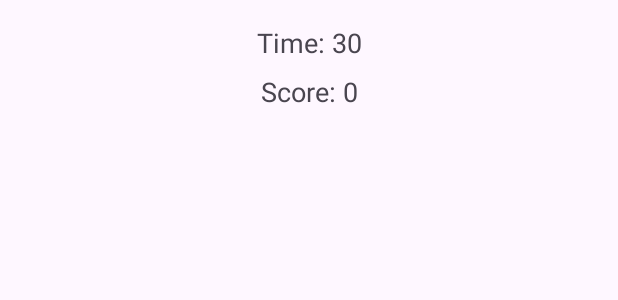
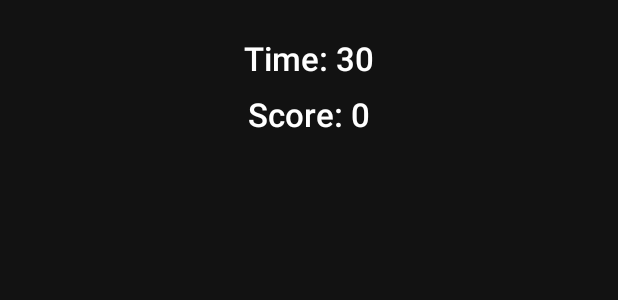
Before and after one commit to itayco123/Myfinalgame, an Android app: the layout activity_game.xml on its own in the app's theme, with its tools: preview values and no code run, on a phone screen of 412 x 824 dp. Shown: the top 300 px of the screen. Run offline under Robolectric (Android 15) with nearby library versions, the light colour scheme and no system bars.

```diff
--- a/app/build.gradle
+++ b/app/build.gradle
@@ -42,6 +42,8 @@ dependencies {
     testImplementation 'junit:junit:4.13.2'
     androidTestImplementation 'androidx.test.ext:junit:1.1.5'
     androidTestImplementation 'androidx.test.espresso:espresso-core:3.5.1'
+    implementation 'androidx.gridlayout:gridlayout:1.0.0'
+
 
 
 
--- a/app/src/main/res/layout/activity_game.xml
+++ b/app/src/main/res/layout/activity_game.xml
@@ -4,40 +4,50 @@
     xmlns:tools="http://schemas.android.com/tools"
     android:layout_width="match_parent"
     android:layout_height="match_parent"
+    android:background="@color/backgroundColor"
     tools:context=".GameActivity">
 
+    <!-- Timer Text -->
     <TextView
         android:id="@+id/timerText"
         android:layout_width="wrap_content"
         android:layout_height="wrap_content"
         android:text="Time: 30"
-        android:textSize="18sp"
+        android:textSize="22sp"
+        android:textColor="@color/primaryTextColor"
+        android:fontFamily="sans-serif-medium"
         app:layout_constraintTop_toTopOf="parent"
         app:layout_constraintStart_toStartOf="parent"
         app:layout_constraintEnd_toEndOf="parent"
-        android:layout_marginTop="16dp" />
+        android:layout_marginTop="24dp" />
 
+    <!-- Score Text -->
     <TextView
         android:id="@+id/scoreText"
         android:layout_width="wrap_content"
         android:layout_height="wrap_content"
         android:text="Score: 0"
-        android:textSize="18sp"
+        android:textSize="22sp"
+        android:textColor="@color/primaryTextColor"
+        android:fontFamily="sans-serif-medium"
         app:layout_constraintTop_toBottomOf="@id/timerText"
         app:layout_constraintStart_toStartOf="parent"
         app:layout_constraintEnd_toEndOf="parent"
         android:layout_marginTop="8dp" />
 
-    <GridLayout
+    <!-- 3x3 Grid for the Game -->
+    <androidx.gridlayout.widget.GridLayout
         android:id="@+id/gridLayout"
-        android:layout_width="0dp"
-        android:layout_height="0dp"
-        android:columnCount="3"
-        android:rowCount="3"
-        android:layout_margin="16dp"
+        android:layout_width="wrap_content"
+        android:layout_height="wrap_content"
+        app:columnCount="3"
+        app:rowCount="3"
+        android:layout_margin="20dp"
         app:layout_constraintTop_toBottomOf="@id/scoreText"
         app:layout_constraintStart_toStartOf="parent"
         app:layout_constraintEnd_toEndOf="parent"
-        app:layout_constraintBottom_toBottomOf="parent" />
+        app:layout_constraintBottom_toBottomOf="parent"
+        android:gravity="center" />
+
 
 </androidx.constraintlayout.widget.ConstraintLayout>
--- a/app/src/main/res/values/colors.xml
+++ b/app/src/main/res/values/colors.xml
@@ -1,5 +1,5 @@
 <?xml version="1.0" encoding="utf-8"?>
 <resources>
-    <color name="black">#FF000000</color>
-    <color name="white">#FFFFFFFF</color>
+    <color name="primaryTextColor">#FFFFFF</color>
+    <color name="backgroundColor">#121212</color>
 </resources>
```
Also changed, not shown: app/src/main/java/com/cohen/myfinalgame/GameActivity.java (+56 -90 lines), app/src/main/res/drawable/rounded_button.xml (+4 -6 lines), app/src/main/res/drawable/bomb.png (added), app/src/main/res/drawable/point1.png (added), app/src/main/res/drawable/point2.png (added), app/src/main/res/drawable/puls1.png/3f4d6579-471c-4f37-b511-7fb4f19a73fe.webp (added), app/src/main/res/drawable/time_bonus.png (added).
